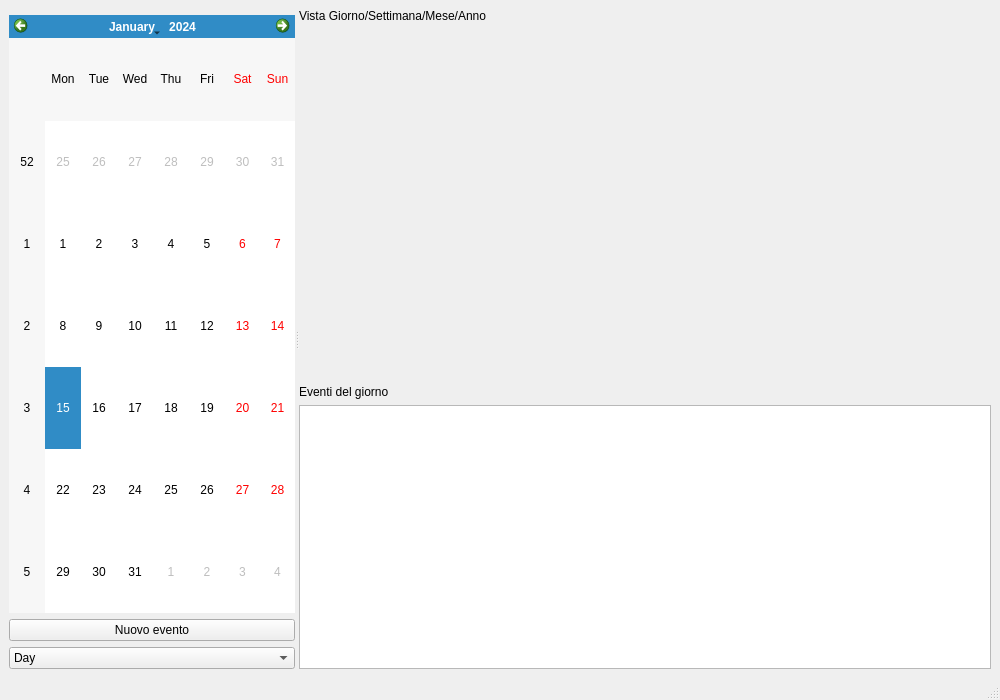
Before: the Qt Designer form fileCpp/QtUI/MainWindow.ui in DBX05/Progetto_Ranzato, drawn with Qt 5.
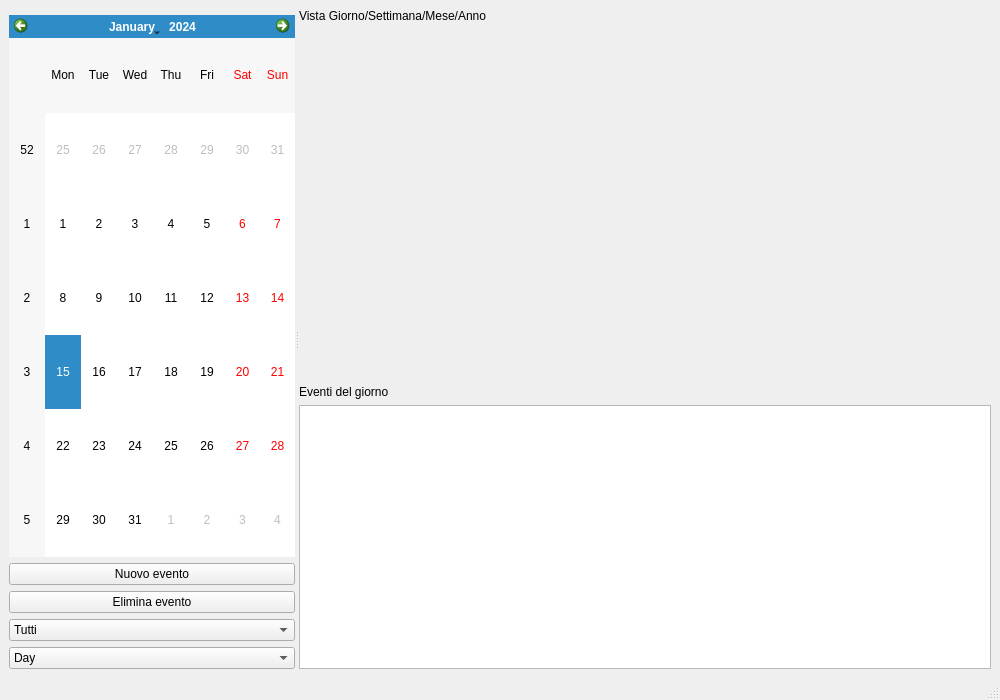
After: the same form once the commit is applied. Custom widgets are drawn as their Qt base class.

Commit message: aggiunta pulsanti elimina evento e filtro eventi

The edit to the form file:
```diff
--- a/fileCpp/QtUI/MainWindow.ui
+++ b/fileCpp/QtUI/MainWindow.ui
@@ -39,6 +39,24 @@
           </property>
          </widget>
         </item>
+        <item>
+            <widget class="QPushButton" name="deleteEventButton">
+            <property name="text">
+            <string>Elimina evento</string>
+            </property>
+            </widget>
+        </item>
+
+        <item>
+            <widget class="QComboBox" name="filterTypeCombo">
+            <item><property name="text"><string>Tutti</string></property></item>
+            <item><property name="text"><string>Compleanno</string></property></item>
+            <item><property name="text"><string>Riunione</string></property></item>
+            <item><property name="text"><string>Raggruppa</string></property></item>
+            <item><property name="text"><string>Generico</string></property></item>
+            </widget>
+        </item>
+
         <item>
          <widget class="QComboBox" name="modeCombo">
           <item>
```
The commit also changes 2 other files.
